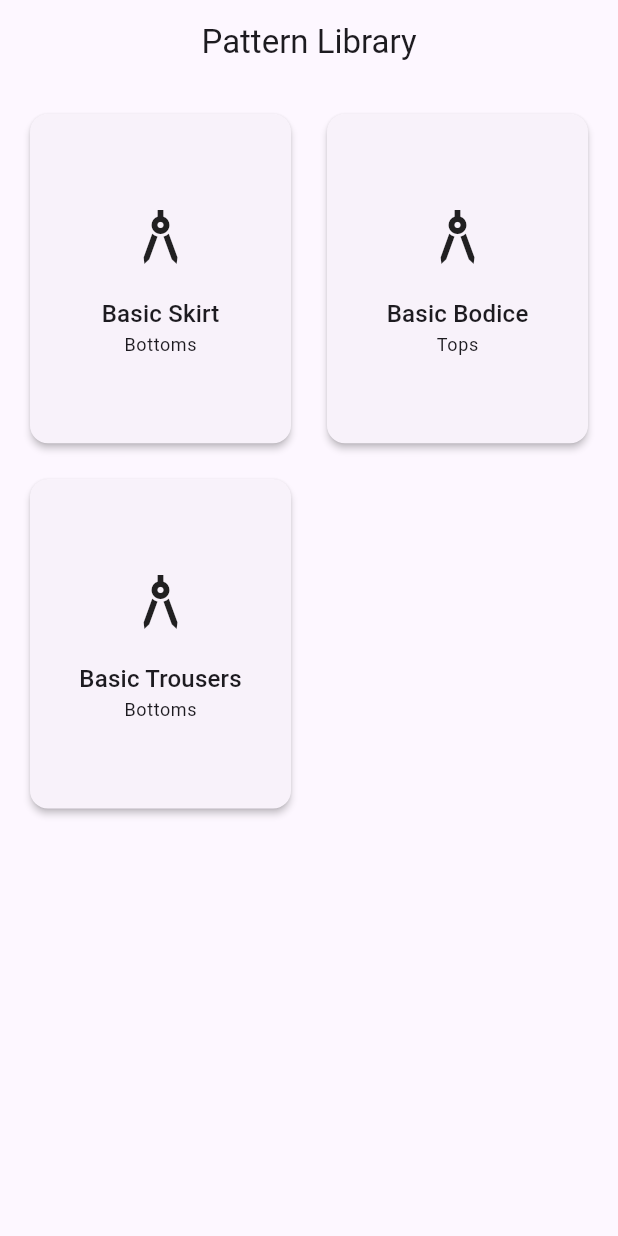
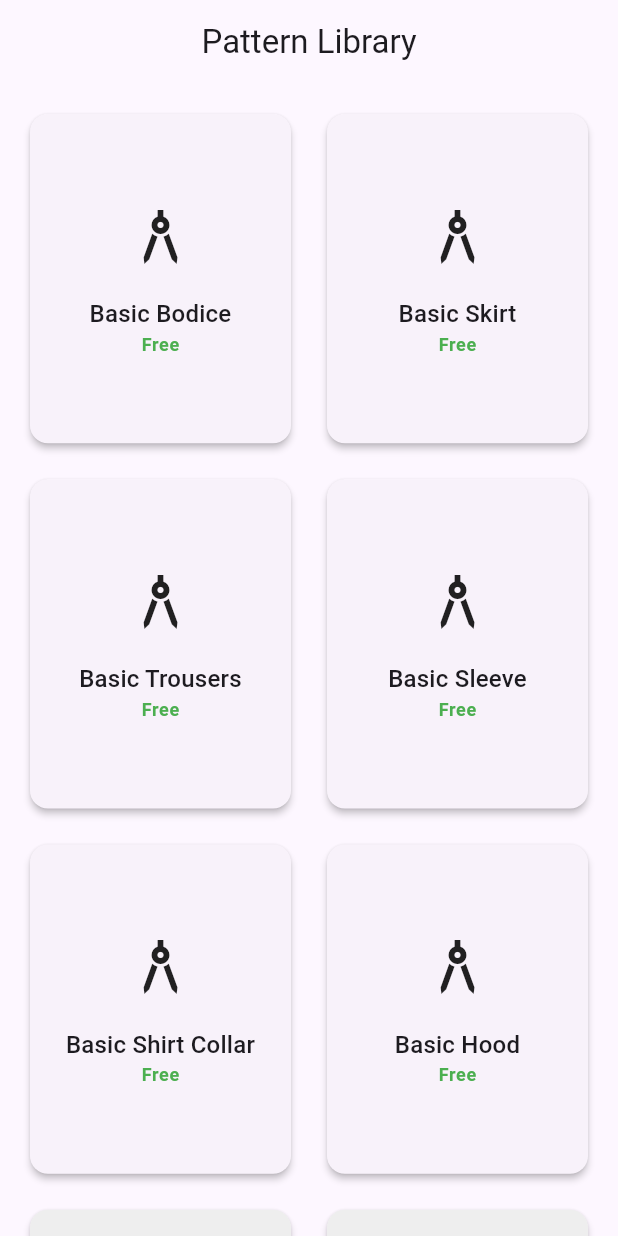
Before and after one commit to SkillsOrioContact/anypattern, a Flutter app: the PatternLibraryScreen screen opened by its route, on a phone screen of 412 x 824 dp. Run offline on Flutter 3.47's test engine with Material 3 defaults, Android fonts, the phone set to English and light mode, and no system bars; our stand-ins replace flutter_riverpod, flutter_secure_storage, get_it, go_router, google_mobile_ads, google_sign_in and 3 more; missing offline and left inert: extension_google_sign_in_as_googleapis_auth, googleapis; accounts and stored records are empty; generated files the repository leaves out were written again; network calls fail.

Commit message:
feat: Phase 4 Final UI Hookups, Play Store Prep and CI
- Built `MeasurementProfilesScreen` and `ProjectsScreen` backed by Isar DB via Riverpod.
- Updated `PatternLibraryScreen` to fetch templates from the registry and added UI lock indicators for Premium stub templates.
- Initialized `AiService` upon app startup in `main.dart`.
- Wired the PDF Export functionality in the `PatternEditorScreen` save options.
- Generated Play Store launch texts and legal docs (Privacy Policy, Terms of Service).
- Added GitHub Actions workflow (`flutter_ci.yml`) for automated CI testing and APK builds.

Co-authored-by: SkillsOrioContact <203532746+SkillsOrioContact@users.noreply.github.com>

```diff
--- a/anypattern/lib/core/router/app_router.dart
+++ b/anypattern/lib/core/router/app_router.dart
@@ -4,6 +4,8 @@ import '../../presentation/screens/home_screen.dart';
 import '../../presentation/screens/pattern_library_screen.dart';
 import '../../presentation/screens/pattern_editor_screen.dart';
 import '../../presentation/screens/settings_screen.dart';
+import '../../presentation/screens/measurement_profiles_screen.dart';
+import '../../presentation/screens/projects_screen.dart';
 
 final goRouter = GoRouter(
   initialLocation: '/',
@@ -28,11 +30,11 @@ final goRouter = GoRouter(
     ),
     GoRoute(
       path: '/measurements',
-      builder: (context, state) => Scaffold(appBar: AppBar(title: const Text('Measurements')), body: const Center(child: Text('Profiles'))),
+      builder: (context, state) => const MeasurementProfilesScreen(),
     ),
     GoRoute(
       path: '/projects',
-      builder: (context, state) => Scaffold(appBar: AppBar(title: const Text('Projects')), body: const Center(child: Text('Saved Projects'))),
+      builder: (context, state) => const ProjectsScreen(),
     ),
   ],
 );
--- a/anypattern/lib/main.dart
+++ b/anypattern/lib/main.dart
@@ -6,6 +6,7 @@ import 'core/theme/app_theme.dart';
 import 'core/router/app_router.dart';
 import 'core/di/injection.dart';
 import 'package:google_mobile_ads/google_mobile_ads.dart';
+import 'domain/services/ai_service.dart';
 
 void main() async {
   WidgetsFlutterBinding.ensureInitialized();
@@ -14,11 +15,27 @@ void main() async {
   runApp(const ProviderScope(child: AnyPatternApp()));
 }
 
-class AnyPatternApp extends ConsumerWidget {
+class AnyPatternApp extends ConsumerStatefulWidget {
   const AnyPatternApp({super.key});
 
   @override
-  Widget build(BuildContext context, WidgetRef ref) {
+  ConsumerState<AnyPatternApp> createState() => _AnyPatternAppState();
+}
+
+class _AnyPatternAppState extends ConsumerState<AnyPatternApp> {
+  @override
+  void initState() {
+    super.initState();
+    _initServices();
+  }
+
+  Future<void> _initServices() async {
+    final aiService = ref.read(aiServiceProvider);
+    await aiService.init(ref.read(aiEnabledProvider.notifier), ref.read(aiKeyProvider.notifier));
+  }
+
+  @override
+  Widget build(BuildContext context) {
     return MaterialApp.router(
       title: 'AnyPattern',
       theme: AppTheme.lightTheme,
--- a/anypattern/lib/presentation/providers/pattern_editor_provider.dart
+++ b/anypattern/lib/presentation/providers/pattern_editor_provider.dart
@@ -5,6 +5,11 @@ import '../../data/models/measurement_profile_model.dart';
 import '../../domain/templates/basic_bodice.dart';
 import '../../domain/templates/basic_skirt.dart';
 import '../../domain/templates/basic_trousers.dart';
+import '../../domain/templates/basic_sleeve.dart';
+import '../../domain/templates/basic_collar.dart';
+import '../../domain/templates/basic_hood.dart';
+import '../../domain/templates/shift_dress.dart';
+import '../../domain/templates/kurta.dart';
 
 // Provides a default dummy measurement profile for the MVP preview
 final defaultMeasurementProvider = Provider<MeasurementProfileModel>((ref) {
@@ -21,7 +26,11 @@ final templateRegistryProvider = Provider<Map<String, PatternTemplate>>((ref) {
     'basic_bodice': BasicBodiceTemplate(),
     'basic_skirt': BasicSkirtTemplate(),
     'basic_trousers': BasicTrousersTemplate(),
-    // We can add the others later, keeping it simple for the editor wire-up
+    'basic_sleeve': BasicSleeveTemplate(),
+    'basic_collar': BasicCollarTemplate(),
+    'basic_hood': BasicHoodTemplate(),
+    'shift_dress': ShiftDressTemplate(),
+    'kurta': KurtaTemplate(),
   };
 });
 
--- a/anypattern/lib/presentation/screens/pattern_library_screen.dart
+++ b/anypattern/lib/presentation/screens/pattern_library_screen.dart
@@ -1,17 +1,18 @@
 import 'package:flutter/material.dart';
+import 'package:flutter_riverpod/flutter_riverpod.dart';
 import 'package:go_router/go_router.dart';
+import '../providers/pattern_editor_provider.dart';
+import '../../domain/services/subscription_service.dart';
 
-class PatternLibraryScreen extends StatelessWidget {
+class PatternLibraryScreen extends ConsumerWidget {
   const PatternLibraryScreen({super.key});
 
-  final List<Map<String, String>> templates = const [
-    {'id': 'basic_skirt', 'name': 'Basic Skirt', 'category': 'Bottoms'},
-    {'id': 'basic_bodice', 'name': 'Basic Bodice', 'category': 'Tops'},
-    {'id': 'basic_trousers', 'name': 'Basic Trousers', 'category': 'Bottoms'},
-  ];
+  @override
+  Widget build(BuildContext context, WidgetRef ref) {
+    final templatesMap = ref.watch(templateRegistryProvider);
+    final templates = templatesMap.values.toList();
+    final isPremium = ref.watch(isPremiumProvider);
 
-  @override
-  Widget build(BuildContext context) {
     return Scaffold(
       appBar: AppBar(title: const Text('Pattern Library')),
       body: GridView.builder(
@@ -25,18 +26,44 @@ class PatternLibraryScreen extends StatelessWidget {
         itemCount: templates.length,
         itemBuilder: (context, index) {
           final t = templates[index];
+
+          // Let's pretend some templates are premium for demonstration
+          final bool isPremiumTemplate = ['shift_dress', 'kurta'].contains(t.id);
+          final bool locked = isPremiumTemplate && !isPremium;
+
           return Card(
+            color: locked ? Colors.grey[200] : null,
             child: InkWell(
               onTap: () {
-                context.push('/editor/${t['id']}');
+                if (locked) {
+                  ScaffoldMessenger.of(context).showSnackBar(
+                    const SnackBar(content: Text('This is a premium template. Upgrade in settings.')),
+                  );
+                } else {
+                  context.push('/editor/${t.id}');
+                }
               },
               child: Column(
                 mainAxisAlignment: MainAxisAlignment.center,
                 children: [
-                  const Icon(Icons.architecture, size: 48),
+                  Icon(
+                    locked ? Icons.lock : Icons.architecture,
+                    size: 48,
+                    color: locked ? Colors.grey : null
+                  ),
                   const SizedBox(height: 16),
-                  Text(t['name']!, style: Theme.of(context).textTheme.titleMedium),
-                  Text(t['category']!, style: Theme.of(context).textTheme.bodySmall),
+                  Text(
+                    t.name,
+                    style: Theme.of(context).textTheme.titleMedium,
+                    textAlign: TextAlign.center,
+                  ),
+                  Text(
+                    locked ? 'Premium' : 'Free',
+                    style: Theme.of(context).textTheme.bodySmall?.copyWith(
+                      color: locked ? Colors.amber[800] : Colors.green,
+                      fontWeight: FontWeight.bold
+                    )
+                  ),
                 ],
               ),
             ),
--- /dev/null
+++ b/anypattern/play_store/short_description.txt
@@ -0,0 +1 @@
+Create professional sewing patterns anywhere—even offline.
```
Also changed, not shown: anypattern/lib/presentation/providers/database_provider.dart (added, +23 -0 lines), anypattern/lib/presentation/screens/measurement_profiles_screen.dart (added, +92 -0 lines), anypattern/lib/presentation/screens/pattern_editor_screen.dart (+32 -2 lines), anypattern/lib/presentation/screens/projects_screen.dart (added, +54 -0 lines), anypattern/play_store/description.txt (added, +17 -0 lines), anypattern/play_store/release_notes.txt (added, +9 -0 lines), 3 other files.
